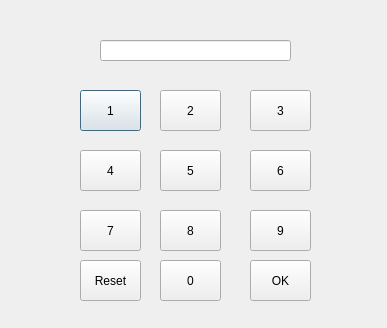
Qt form DLLPinCode/dialog.ui (JuupeliGit/BankSimul) before a commit.
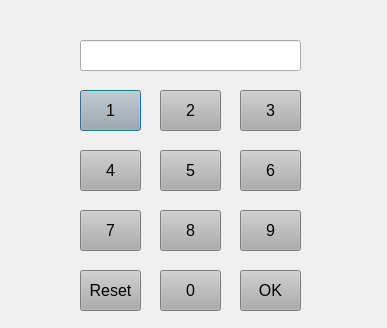
The same form after that commit.

The edit to the form file:
```diff
--- a/DLLPinCode/dialog.ui
+++ b/DLLPinCode/dialog.ui
@@ -10,6 +10,18 @@
     <height>328</height>
    </rect>
   </property>
+  <property name="minimumSize">
+   <size>
+    <width>387</width>
+    <height>328</height>
+   </size>
+  </property>
+  <property name="maximumSize">
+   <size>
+    <width>387</width>
+    <height>328</height>
+   </size>
+  </property>
   <property name="windowTitle">
    <string>Dialog</string>
   </property>
@@ -22,6 +34,14 @@
      <height>41</height>
     </rect>
    </property>
+   <property name="font">
+    <font>
+     <pointsize>12</pointsize>
+    </font>
+   </property>
+   <property name="styleSheet">
+    <string notr="true">background-color: rgb(173, 173, 173);</string>
+   </property>
    <property name="text">
     <string>1</string>
    </property>
@@ -35,6 +55,14 @@
      <height>41</height>
     </rect>
    </property>
+   <property name="font">
+    <font>
+     <pointsize>12</pointsize>
+    </font>
+   </property>
+   <property name="styleSheet">
+    <string notr="true">background-color: rgb(173, 173, 173);</string>
+   </property>
    <property name="text">
     <string>2</string>
    </property>
@@ -42,12 +70,20 @@
   <widget class="QPushButton" name="PushButton_3">
    <property name="geometry">
     <rect>
-     <x>250</x>
+     <x>240</x>
      <y>90</y>
      <width>61</width>
      <height>41</height>
     </rect>
    </property>
+   <property name="font">
+    <font>
+     <pointsize>12</pointsize>
+    </font>
+   </property>
+   <property name="styleSheet">
+    <string notr="true">background-color: rgb(173, 173, 173);</string>
+   </property>
    <property name="text">
     <string>3</string>
    </property>
@@ -61,6 +97,14 @@
      <height>41</height>
     </rect>
    </property>
+   <property name="font">
+    <font>
+     <pointsize>12</pointsize>
+    </font>
+   </property>
+   <property name="styleSheet">
+    <string notr="true">background-color: rgb(173, 173, 173);</string>
+   </property>
    <property name="text">
     <string>4</string>
    </property>
@@ -74,6 +118,14 @@
      <height>41</height>
     </rect>
    </property>
+   <property name="font">
+    <font>
+     <pointsize>12</pointsize>
+    </font>
+   </property>
+   <property name="styleSheet">
+    <string notr="true">background-color: rgb(173, 173, 173);</string>
+   </property>
    <property name="text">
     <string>5</string>
    </property>
@@ -81,12 +133,20 @@
   <widget class="QPushButton" name="PushButton_6">
    <property name="geometry">
     <rect>
-     <x>250</x>
+     <x>240</x>
      <y>150</y>
      <width>61</width>
      <height>41</height>
     </rect>
    </property>
+   <property name="font">
+    <font>
+     <pointsize>12</pointsize>
+    </font>
+   </property>
+   <property name="styleSheet">
+    <string notr="true">background-color: rgb(173, 173, 173);</string>
+   </property>
    <property name="text">
     <string>6</string>
    </property>
@@ -100,6 +160,14 @@
      <height>41</height>
     </rect>
    </property>
+   <property name="font">
+    <font>
+     <pointsize>12</pointsize>
+    </font>
+   </property>
+   <property name="styleSheet">
+    <string notr="true">background-color: rgb(173, 173, 173);</string>
+   </property>
    <property name="text">
     <string>7</string>
    </property>
@@ -113,6 +181,14 @@
      <height>41</height>
     </rect>
    </property>
+   <property name="font">
+    <font>
+     <pointsize>12</pointsize>
+    </font>
+   </property>
+   <property name="styleSheet">
+    <string notr="true">background-color: rgb(173, 173, 173);</string>
+   </property>
    <property name="text">
     <string>8</string>
    </property>
@@ -120,12 +196,20 @@
   <widget class="QPushButton" name="PushButton_9">
    <property name="geometry">
     <rect>
-     <x>250</x>
+     <x>240</x>
      <y>210</y>
      <width>61</width>
      <height>41</height>
     </rect>
    </property>
+   <property name="font">
+    <font>
+     <pointsize>12</pointsize>
+    </font>
+   </property>
+   <property name="styleSheet">
+    <string notr="true">background-color: rgb(173, 173, 173);</string>
+   </property>
    <property name="text">
     <string>9</string>
    </property>
@@ -134,11 +218,19 @@
    <property name="geometry">
     <rect>
      <x>160</x>
-     <y>260</y>
+     <y>270</y>
      <width>61</width>
      <height>41</height>
     </rect>
    </property>
+   <property name="font">
+    <font>
+     <pointsize>12</pointsize>
+    </font>
+   </property>
+   <property name="styleSheet">
+    <string notr="true">background-color: rgb(173, 173, 173);</string>
+   </property>
    <property name="text">
     <string>0</string>
    </property>
@@ -147,11 +239,19 @@
    <property name="geometry">
     <rect>
      <x>80</x>
-     <y>260</y>
+     <y>270</y>
      <width>61</width>
      <height>41</height>
     </rect>
    </property>
+   <property name="font">
+    <font>
+     <pointsize>12</pointsize>
+    </font>
+   </property>
+   <property name="styleSheet">
+    <string notr="true">background-color: rgb(173, 173, 173);</string>
+   </property>
    <property name="text">
     <string>Reset</string>
    </property>
@@ -159,12 +259,20 @@
   <widget class="QPushButton" name="PushButton_OK">
    <property name="geometry">
     <rect>
-     <x>250</x>
-     <y>260</y>
+     <x>240</x>
+     <y>270</y>
      <width>61</width>
      <height>41</height>
     </rect>
    </property>
+   <property name="font">
+    <font>
+     <pointsize>12</pointsize>
+    </font>
+   </property>
+   <property name="styleSheet">
+    <string notr="true">background-color: rgb(173, 173, 173);</string>
+   </property>
    <property name="text">
     <string>OK</string>
    </property>
@@ -172,12 +280,17 @@
   <widget class="QLineEdit" name="lineEdit">
    <property name="geometry">
     <rect>
-     <x>100</x>
+     <x>80</x>
      <y>40</y>
-     <width>191</width>
-     <height>21</height>
+     <width>221</width>
+     <height>31</height>
     </rect>
    </property>
+   <property name="font">
+    <font>
+     <pointsize>12</pointsize>
+    </font>
+   </property>
   </widget>
  </widget>
  <resources/>
```
